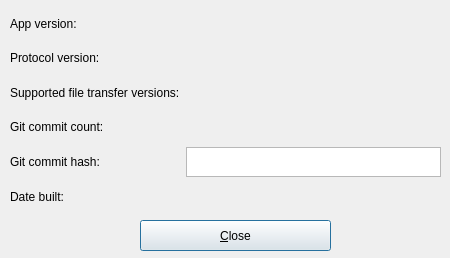
vituperative/i2pchat, file src/gui/form_about.ui: the form before one commit.
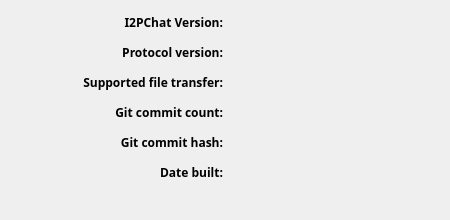
The form after the commit. Icons and pictures are not drawn.

```diff
--- a/src/gui/form_about.ui
+++ b/src/gui/form_about.ui
@@ -10,7 +10,7 @@
     <x>0</x>
     <y>0</y>
     <width>450</width>
-    <height>258</height>
+    <height>220</height>
    </rect>
   </property>
   <property name="sizePolicy">
@@ -22,13 +22,13 @@
   <property name="minimumSize">
    <size>
     <width>450</width>
-    <height>190</height>
+    <height>220</height>
    </size>
   </property>
   <property name="maximumSize">
    <size>
     <width>450</width>
-    <height>258</height>
+    <height>220</height>
    </size>
   </property>
   <property name="sizeIncrement">
@@ -89,58 +89,218 @@
         </property>
         <item row="0" column="0">
          <widget class="QLabel" name="label">
+          <property name="minimumSize">
+           <size>
+            <width>170</width>
+            <height>0</height>
+           </size>
+          </property>
+          <property name="maximumSize">
+           <size>
+            <width>16777215</width>
+            <height>24</height>
+           </size>
+          </property>
+          <property name="baseSize">
+           <size>
+            <width>160</width>
+            <height>0</height>
+           </size>
+          </property>
+          <property name="font">
+           <font>
+            <family>Sans Serif</family>
+            <weight>75</weight>
+            <bold>true</bold>
+           </font>
+          </property>
           <property name="text">
-           <string>App version:</string>
+           <string>I2PChat Version:</string>
+          </property>
+          <property name="alignment">
+           <set>Qt::AlignRight|Qt::AlignTrailing|Qt::AlignVCenter</set>
+          </property>
+          <property name="margin">
+           <number>4</number>
           </property>
          </widget>
         </item>
         <item row="0" column="1">
          <widget class="QLabel" name="label_9">
+          <property name="maximumSize">
+           <size>
+            <width>16777215</width>
+            <height>24</height>
+           </size>
+          </property>
           <property name="text">
            <string>&lt;app version&gt;</string>
           </property>
+          <property name="margin">
+           <number>4</number>
+          </property>
          </widget>
         </item>
         <item row="1" column="0">
          <widget class="QLabel" name="label_2">
+          <property name="minimumSize">
+           <size>
+            <width>170</width>
+            <height>0</height>
+           </size>
+          </property>
+          <property name="maximumSize">
+           <size>
+            <width>16777215</width>
+            <height>24</height>
+           </size>
+          </property>
+          <property name="baseSize">
+           <size>
+            <width>160</width>
+            <height>0</height>
+           </size>
+          </property>
+          <property name="font">
+           <font>
+            <family>Sans Serif</family>
+            <weight>75</weight>
+            <bold>true</bold>
+           </font>
+          </property>
           <property name="text">
            <string>Protocol version:</string>
           </property>
+          <property name="alignment">
+           <set>Qt::AlignRight|Qt::AlignTrailing|Qt::AlignVCenter</set>
+          </property>
+          <property name="margin">
+           <number>4</number>
+          </property>
          </widget>
         </item>
         <item row="2" column="0">
          <widget class="QLabel" name="label_6">
+          <property name="minimumSize">
+           <size>
+            <width>170</width>
+            <height>0</height>
+           </size>
+          </property>
+          <property name="maximumSize">
+           <size>
+            <width>16777215</width>
+            <height>24</height>
+           </size>
+          </property>
+          <property name="baseSize">
+           <size>
+            <width>160</width>
+            <height>0</height>
+           </size>
+          </property>
+          <property name="font">
+           <font>
+            <family>Sans Serif</family>
+            <weight>75</weight>
+            <bold>true</bold>
+           </font>
+          </property>
           <property name="text">
-           <string>Supported file transfer versions:</string>
+           <string>Supported file transfer:</string>
+          </property>
+          <property name="alignment">
+           <set>Qt::AlignRight|Qt::AlignTrailing|Qt::AlignVCenter</set>
+          </property>
+          <property name="margin">
+           <number>4</number>
           </property>
          </widget>
         </item>
         <item row="3" column="1">
          <widget class="QLabel" name="labelGitCommitCount">
+          <property name="maximumSize">
+           <size>
+            <width>16777215</width>
+            <height>24</height>
+           </size>
+          </property>
           <property name="text">
            <string>&lt;git c c&gt;</string>
           </property>
+          <property name="margin">
+           <number>4</number>
+          </property>
          </widget>
         </item>
         <item row="3" column="0">
          <widget class="QLabel" name="label_5">
+          <property name="minimumSize">
+           <size>
+            <width>170</width>
+            <height>0</height>
+           </size>
+          </property>
+          <property name="maximumSize">
+           <size>
+            <width>16777215</width>
+            <height>24</height>
+           </size>
+          </property>
+          <property name="baseSize">
+           <size>
+            <width>160</width>
+            <height>0</height>
+           </size>
+          </property>
+          <property name="font">
+           <font>
+            <family>Sans Serif</family>
+            <weight>75</weight>
+            <bold>true</bold>
+           </font>
+          </property>
           <property name="text">
            <string>Git commit count:</string>
           </property>
+          <property name="alignment">
+           <set>Qt::AlignRight|Qt::AlignTrailing|Qt::AlignVCenter</set>
+          </property>
+          <property name="margin">
+           <number>4</number>
+          </property>
          </widget>
         </item>
         <item row="2" column="1">
          <widget class="QLabel" name="label_supportedVersion">
+          <property name="maximumSize">
+           <size>
+            <width>16777215</width>
+            <height>24</height>
+           </size>
+          </property>
           <property name="text">
            <string>&lt;protocol values&gt;</string>
           </property>
+          <property name="margin">
+           <number>4</number>
+          </property>
          </widget>
         </item>
         <item row="1" column="1">
          <widget class="QLabel" name="label_10">
+          <property name="maximumSize">
+           <size>
+            <width>16777215</width>
+            <height>24</height>
+           </size>
+          </property>
           <property name="text">
            <string>&lt;protocol version&gt;</string>
           </property>
+          <property name="margin">
+           <number>4</number>
+          </property>
          </widget>
         </item>
         <item row="5" column="1">
@@ -148,38 +308,97 @@
           <property name="text">
            <string>&lt;date built&gt;</string>
           </property>
+          <property name="margin">
+           <number>4</number>
+          </property>
          </widget>
         </item>
         <item row="4" column="0">
          <widget class="QLabel" name="label_7">
+          <property name="minimumSize">
+           <size>
+            <width>170</width>
+            <height>0</height>
+           </size>
+          </property>
+          <property name="maximumSize">
+           <size>
+            <width>16777215</width>
+            <height>24</height>
+           </size>
+          </property>
+          <property name="baseSize">
+           <size>
+            <width>160</width>
+            <height>0</height>
+           </size>
+          </property>
+          <property name="font">
+           <font>
+            <family>Sans Serif</family>
+            <weight>75</weight>
+            <bold>true</bold>
+           </font>
+          </property>
           <property name="text">
            <string>Git commit hash:</string>
           </property>
+          <property name="alignment">
+           <set>Qt::AlignRight|Qt::AlignTrailing|Qt::AlignVCenter</set>
+          </property>
+          <property name="margin">
+           <number>4</number>
+          </property>
          </widget>
         </item>
         <item row="5" column="0">
          <widget class="QLabel" name="label_3">
+          <property name="minimumSize">
+           <size>
+            <width>170</width>
+            <height>0</height>
+           </size>
+          </property>
+          <property name="maximumSize">
+           <size>
+            <width>16777215</width>
+            <height>24</height>
+           </size>
+          </property>
+          <property name="baseSize">
+           <size>
+            <width>160</width>
+            <height>0</height>
+           </size>
+          </property>
+          <property name="font">
+           <font>
+            <family>Sans Serif</family>
+            <weight>75</weight>
+            <bold>true</bold>
+           </font>
+          </property>
           <property name="text">
            <string>Date built:</string>
           </property>
+          <property name="alignment">
+           <set>Qt::AlignRight|Qt::AlignTrailing|Qt::AlignVCenter</set>
+          </property>
+          <property name="margin">
+           <number>4</number>
+          </property>
          </widget>
         </item>
         <item row="4" column="1">
-         <widget class="QTextBrowser" name="gitCommitHashTextBrowser">
+         <widget class="QLabel" name="gitCommitHashTextBrowser">
           <property name="maximumSize">
            <size>
             <width>16777215</width>
-            <height>30</height>
+            <height>24</height>
            </size>
           </property>
-          <property name="inputMethodHints">
-           <set>Qt::ImhNone</set>
-          </property>
-          <property name="sizeAdjustPolicy">
-           <enum>QAbstractScrollArea::AdjustToContents</enum>
-          </property>
-          <property name="acceptRichText">
-           <bool>false</bool>
+          <property name="margin">
+           <number>4</number>
           </property>
          </widget>
         </item>
@@ -189,25 +408,6 @@
     </item>
    </layout>
   </widget>
-  <widget class="QPushButton" name="cmd_close">
-   <property name="geometry">
-    <rect>
-     <x>140</x>
-     <y>220</y>
-     <width>191</width>
-     <height>31</height>
-    </rect>
-   </property>
-   <property name="sizePolicy">
-    <sizepolicy hsizetype="MinimumExpanding" vsizetype="MinimumExpanding">
-     <horstretch>0</horstretch>
-     <verstretch>0</verstretch>
-    </sizepolicy>
-   </property>
-   <property name="text">
-    <string>&amp;Close</string>
-   </property>
-  </widget>
  </widget>
  <resources>
   <include location="resourcen.qrc"/>
```
Left out of the diff: 23 changed lines with no effect on the pictures.
